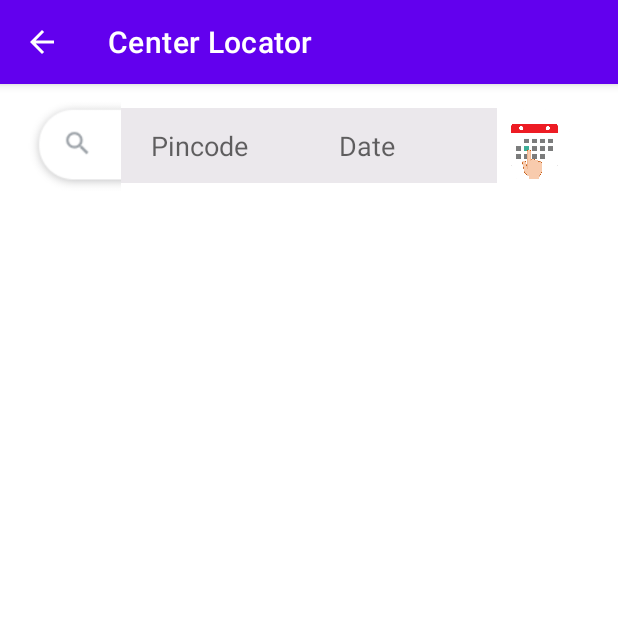
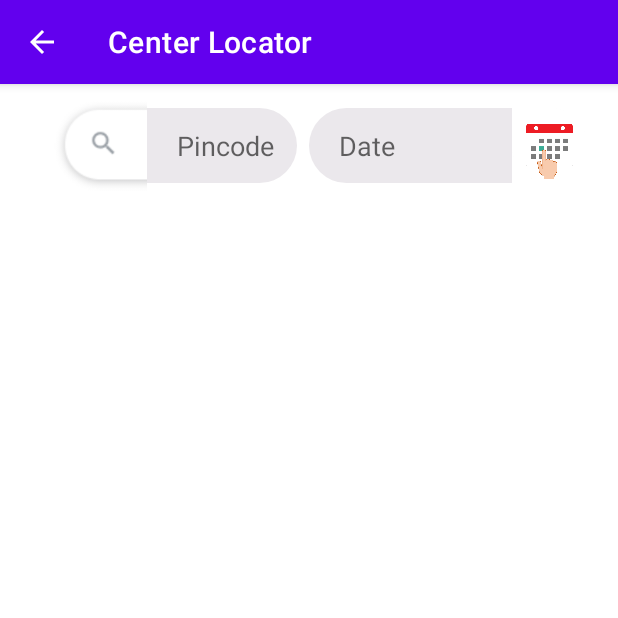
Before and after one commit to Nikhil-Gupta-ind/Co-WINNER, an Android app: the CenterLocator screen opened directly, with no data from a screen before it, on a phone screen of 412 x 824 dp, the top half of it. Run offline under Robolectric (Android 15) with nearby library versions, the phone set to English and light mode, and no system bars.

Commit message:
All right

```diff
--- a/app/src/main/res/drawable/input_field.xml
+++ b/app/src/main/res/drawable/input_field.xml
@@ -2,6 +2,6 @@
 <shape xmlns:android="http://schemas.android.com/apk/res/android">
     <solid android:color="@color/light_grey"/>
     <padding android:left="20dp"/>
-<!--    <corners android:topLeftRadius="50dp"-->
-<!--        android:bottomLeftRadius="50dp"/>-->
+    <corners android:topRightRadius="50dp"
+        android:bottomRightRadius="50dp"/>
 </shape>
--- a/app/src/main/res/drawable/inputfield_date.xml
+++ b/app/src/main/res/drawable/inputfield_date.xml
@@ -1,7 +1,7 @@
 <?xml version="1.0" encoding="utf-8"?>
 <shape xmlns:android="http://schemas.android.com/apk/res/android">
     <solid android:color="@color/light_grey"/>
-<!--    <corners android:topLeftRadius="50dp"-->
-<!--        android:bottomLeftRadius="50dp"/>-->
+    <corners android:topLeftRadius="50dp"
+        android:bottomLeftRadius="50dp"/>
     <padding android:left="20dp"/>
 </shape>
--- a/app/src/main/res/layout/activity_center_locator.xml
+++ b/app/src/main/res/layout/activity_center_locator.xml
@@ -8,23 +8,22 @@
 
     <EditText
         android:id="@+id/editPincode"
-        android:layout_width="125dp"
+        android:layout_width="100dp"
         android:layout_height="50dp"
-        android:maxLength="6"
         android:layout_marginTop="16dp"
+        android:layout_marginEnd="8dp"
         android:background="@drawable/input_field"
         android:ems="10"
         android:hint="@string/pincode"
         android:inputType="number"
+        android:maxLength="6"
         android:minHeight="48dp"
         app:layout_constraintEnd_toStartOf="@+id/editDated"
-        app:layout_constraintHorizontal_bias="1.0"
-        app:layout_constraintStart_toStartOf="parent"
         app:layout_constraintTop_toTopOf="parent" />
 
     <EditText
         android:id="@+id/editDated"
-        android:layout_width="125dp"
+        android:layout_width="135dp"
         android:layout_height="50dp"
         android:layout_marginTop="16dp"
         android:background="@drawable/inputfield_date"
@@ -42,6 +41,7 @@
         android:layout_width="50dp"
         android:layout_height="50dp"
         android:layout_marginTop="16dp"
+        android:layout_marginEnd="8dp"
         app:layout_constraintEnd_toEndOf="parent"
         app:layout_constraintHorizontal_bias="0.0"
         app:layout_constraintStart_toEndOf="@+id/editDated"
@@ -72,6 +72,7 @@
         android:id="@+id/imgSearch"
         android:layout_width="73dp"
         android:layout_height="72dp"
+        android:layout_marginStart="8dp"
         android:layout_marginTop="4dp"
         app:layout_constraintEnd_toStartOf="@+id/editPincode"
         app:layout_constraintHorizontal_bias="1.0"
```
